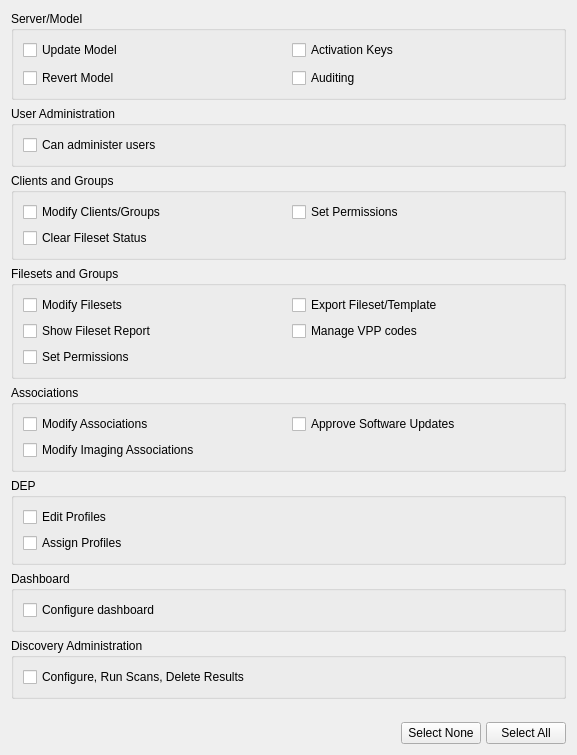
Before: the Qt Designer form FWAdminLib/AdminPermissionsWidget.ui in fw-dev/translations, drawn with Qt 5.
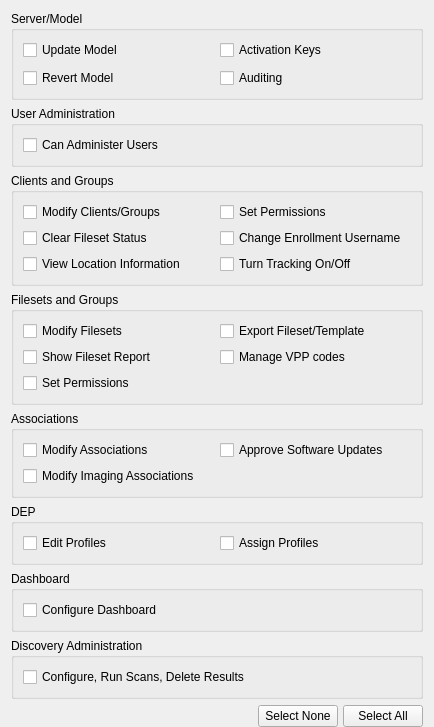
After: the same form once the commit is applied.

```diff
--- a/FWAdminLib/AdminPermissionsWidget.ui
+++ b/FWAdminLib/AdminPermissionsWidget.ui
@@ -2,18 +2,13 @@
 <ui version="4.0">
  <class>AdminPermissionsWidget</class>
  <widget class="QWidget" name="AdminPermissionsWidget">
-  <property name="geometry">
-   <rect>
-    <x>0</x>
-    <y>0</y>
-    <width>577</width>
-    <height>755</height>
-   </rect>
-  </property>
   <property name="windowTitle">
-   <string>Form</string>
+   <string>Permissions</string>
   </property>
   <layout class="QVBoxLayout" name="verticalLayout">
+   <property name="bottomMargin">
+    <number>0</number>
+   </property>
    <item>
     <widget class="QGroupBox" name="groupBox">
      <property name="title">
@@ -63,7 +58,7 @@
       <item row="0" column="0">
        <widget class="QCheckBox" name="checkBoxCanAdminUsers">
         <property name="text">
-         <string>Can administer users</string>
+         <string>Can Administer Users</string>
         </property>
        </widget>
       </item>
@@ -76,13 +71,6 @@
       <string>Clients and Groups</string>
      </property>
      <layout class="QGridLayout" name="gridLayout_4">
-      <item row="0" column="0">
-       <widget class="QCheckBox" name="checkBoxModifyClientsGroups">
-        <property name="text">
-         <string>Modify Clients/Groups</string>
-        </property>
-       </widget>
-      </item>
       <item row="0" column="1">
        <widget class="QCheckBox" name="checkBoxClientsAndGroupsSetPermissions">
         <property name="text">
@@ -97,6 +85,34 @@
         </property>
        </widget>
       </item>
+      <item row="1" column="1">
+       <widget class="QCheckBox" name="checkBoxClientsAndGroupsChangeAuthUsername">
+        <property name="text">
+         <string>Change Enrollment Username</string>
+        </property>
+       </widget>
+      </item>
+      <item row="0" column="0">
+       <widget class="QCheckBox" name="checkBoxModifyClientsGroups">
+        <property name="text">
+         <string>Modify Clients/Groups</string>
+        </property>
+       </widget>
+      </item>
+      <item row="2" column="0">
+       <widget class="QCheckBox" name="checkBoxViewLocationInfo">
+        <property name="text">
+         <string>View Location Information</string>
+        </property>
+       </widget>
+      </item>
+      <item row="2" column="1">
+       <widget class="QCheckBox" name="checkBoxTurnTrackingOnOff">
+        <property name="text">
+         <string>Turn Tracking On/Off</string>
+        </property>
+       </widget>
+      </item>
      </layout>
     </widget>
    </item>
@@ -187,7 +203,7 @@
         </property>
        </widget>
       </item>
-      <item row="1" column="0">
+      <item row="0" column="1">
        <widget class="QCheckBox" name="assignDEPProfilesCheckBox">
         <property name="text">
          <string>Assign Profiles</string>
@@ -206,7 +222,7 @@
       <item>
        <widget class="QCheckBox" name="configureDashboard">
         <property name="text">
-         <string>Configure dashboard</string>
+         <string>Configure Dashboard</string>
         </property>
        </widget>
       </item>
@@ -237,7 +253,7 @@
      <property name="sizeHint" stdset="0">
       <size>
        <width>412</width>
-       <height>13</height>
+       <height>0</height>
       </size>
      </property>
     </spacer>
```
